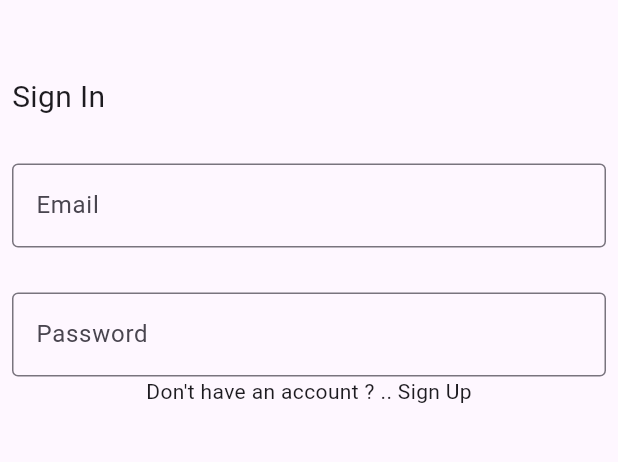
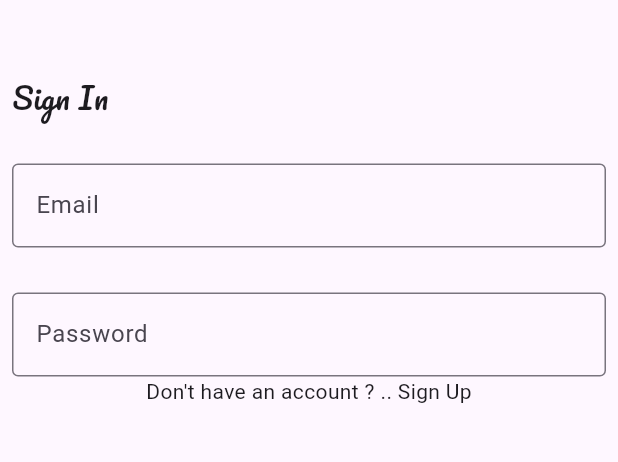
Before and after one commit to maiaboelmagde/chat_app, a Flutter app: the screen it shows after launch, on a phone screen of 412 x 824 dp, the part 522-984 px from its top. Run offline on Flutter 3.47's test engine with Material 3 defaults, Android fonts, the phone set to English and light mode, and no system bars.

Commit message:
small changes

```diff
--- a/lib/views/home_view.dart
+++ b/lib/views/home_view.dart
@@ -30,7 +30,7 @@ class HomeView extends StatelessWidget {
                   alignment: Alignment.centerLeft,
                   child: Text(
                     'Sign In',
-                    style: TextStyle(fontSize: 20),
+                    style: TextStyle(fontSize: 20, fontFamily: 'Pacifico'),
                   ),
                 ),
                 SizedBox(height: 30),
```
